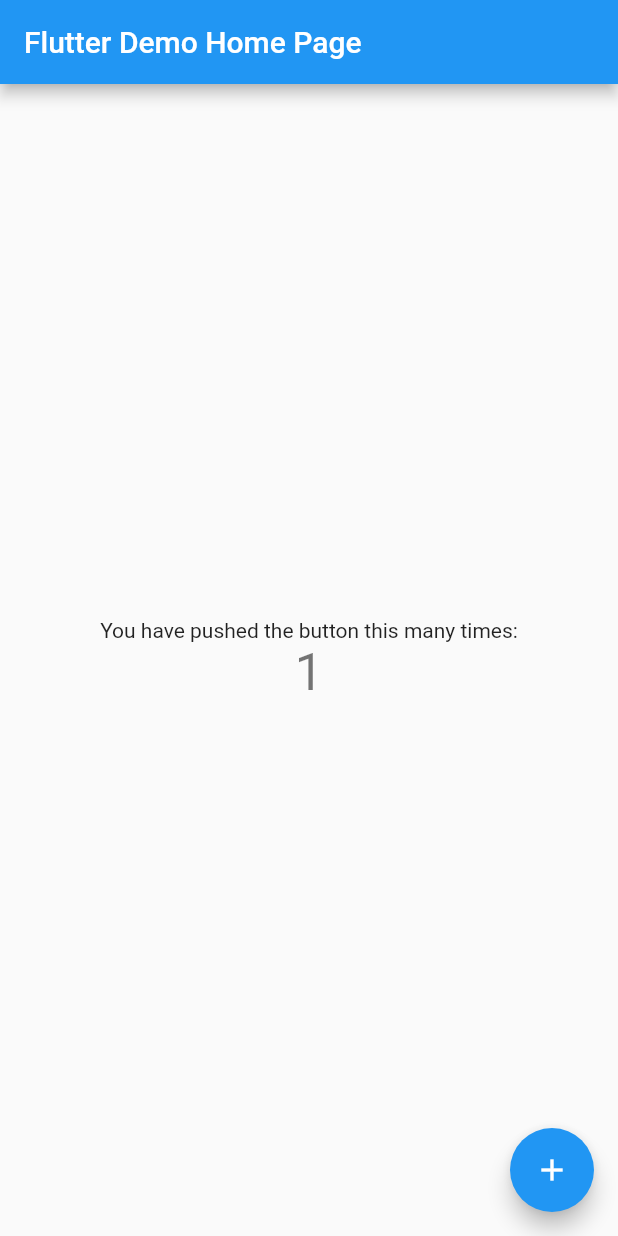
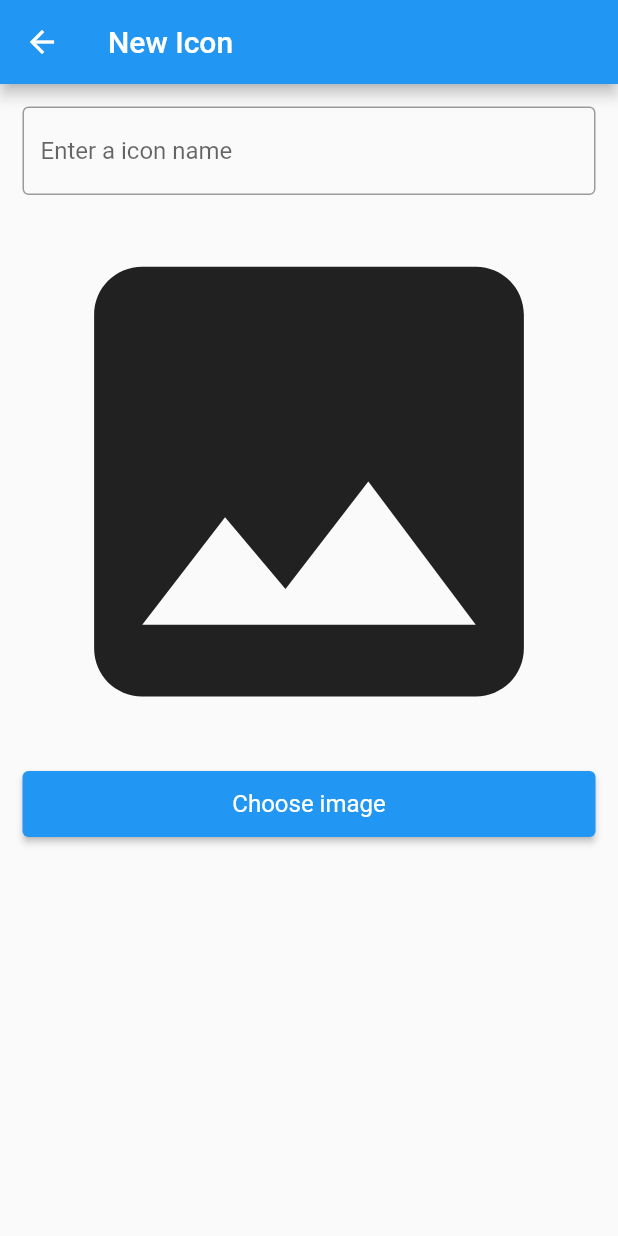
Before and after one commit to agaDeonix/flutter_widget_icon, a Flutter app: the screen it shows after launch, after a tap on the "add" icon, on a phone screen of 412 x 824 dp. Run offline on Flutter 3.47's test engine with Material 2 defaults, Android fonts, the phone set to English and light mode, and no system bars; network calls fail.

Commit message:
started adding layouts;

```diff
--- a/lib/main.dart
+++ b/lib/main.dart
@@ -1,4 +1,6 @@
 import 'package:flutter/material.dart';
+import 'package:widget_icon/ui/newWidget/new_icon.dart';
+import 'package:widget_icon/ui/widgets_list/widgets_list.dart';
 
 void main() {
   runApp(MyApp());
@@ -9,7 +11,14 @@
   @override
   Widget build(BuildContext context) {
     return MaterialApp(
-      title: 'Flutter Demo',
+      title: 'Widget icon',
+      initialRoute: '/',
+      routes: {
+        // When navigating to the "/" route, build the FirstScreen widget.
+        '/': (context) => WidgetsListScreen(),
+        // When navigating to the "/second" route, build the SecondScreen widget.
+        '/add_new': (context) => NewIconScreen(),
+      },
       theme: ThemeData(
         // This is the theme of your application.
         //
@@ -22,92 +31,6 @@
         // is not restarted.
         primarySwatch: Colors.blue,
       ),
-      home: MyHomePage(title: 'Flutter Demo Home Page'),
     );
   }
 }
-
-class MyHomePage extends StatefulWidget {
-  MyHomePage({Key? key, required this.title}) : super(key: key);
-
-  // This widget is the home page of your application. It is stateful, meaning
-  // that it has a State object (defined below) that contains fields that affect
-  // how it looks.
-
-  // This class is the configuration for the state. It holds the values (in this
-  // case the title) provided by the parent (in this case the App widget) and
-  // used by the build method of the State. Fields in a Widget subclass are
-  // always marked "final".
-
-  final String title;
-
-  @override
-  _MyHomePageState createState() => _MyHomePageState();
-}
-
-class _MyHomePageState extends State<MyHomePage> {
-  int _counter = 0;
-
-  void _incrementCounter() {
-    setState(() {
-      // This call to setState tells the Flutter framework that something has
-      // changed in this State, which causes it to rerun the build method below
-      // so that the display can reflect the updated values. If we changed
-      // _counter without calling setState(), then the build method would not be
-      // called again, and so nothing would appear to happen.
-      _counter++;
-    });
-  }
-
-  @override
-  Widget build(BuildContext context) {
-    // This method is rerun every time setState is called, for instance as done
-    // by the _incrementCounter method above.
-    //
-    // The Flutter framework has been optimized to make rerunning build methods
-    // fast, so that you can just rebuild anything that needs updating rather
-    // than having to individually change instances of widgets.
-    return Scaffold(
-      appBar: AppBar(
-        // Here we take the value from the MyHomePage object that was created by
-        // the App.build method, and use it to set our appbar title.
-        title: Text(widget.title),
-      ),
-      body: Center(
-        // Center is a layout widget. It takes a single child and positions it
-        // in the middle of the parent.
-        child: Column(
-          // Column is also a layout widget. It takes a list of children and
-          // arranges them vertically. By default, it sizes itself to fit its
-          // children horizontally, and tries to be as tall as its parent.
-          //
-          // Invoke "debug painting" (press "p" in the console, choose the
-          // "Toggle Debug Paint" action from the Flutter Inspector in Android
-          // Studio, or the "Toggle Debug Paint" command in Visual Studio Code)
-          // to see the wireframe for each widget.
-          //
-          // Column has various properties to control how it sizes itself and
-          // how it positions its children. Here we use mainAxisAlignment to
-          // center the children vertically; the main axis here is the vertical
-          // axis because Columns are vertical (the cross axis would be
-          // horizontal).
-          mainAxisAlignment: MainAxisAlignment.center,
-          children: <Widget>[
-            Text(
-              'You have pushed the button this many times:',
-            ),
-            Text(
-              '$_counter',
-              style: Theme.of(context).textTheme.headline4,
-            ),
-          ],
-        ),
-      ),
-      floatingActionButton: FloatingActionButton(
-        onPressed: _incrementCounter,
-        tooltip: 'Increment',
-        child: Icon(Icons.add),
-      ), // This trailing comma makes auto-formatting nicer for build methods.
-    );
-  }
-}
--- /dev/null
+++ b/lib/ui/newWidget/new_icon.dart
@@ -0,0 +1,67 @@
+import 'package:flutter/material.dart';
+
+class NewIconScreen extends StatefulWidget {
+  @override
+  _NewIconScreenState createState() => _NewIconScreenState();
+}
+
+class _NewIconScreenState extends State<NewIconScreen> {
+  @override
+  Widget build(BuildContext context) {
+    // This method is rerun every time setState is called, for instance as done
+    // by the _incrementCounter method above.
+    //
+    // The Flutter framework has been optimized to make rerunning build methods
+    // fast, so that you can just rebuild anything that needs updating rather
+    // than having to individually change instances of widgets.
+    return Scaffold(
+      appBar: AppBar(
+        // Here we take the value from the MyHomePage object that was created by
+        // the App.build method, and use it to set our appbar title.
+        title: Text("New Icon"),
+        leading: IconButton(
+          icon: Icon(Icons.arrow_back, color: Colors.white),
+          onPressed: () => Navigator.of(context).pop(),
+        ),
+      ),
+      body: Padding(
+        padding: const EdgeInsets.all(15.0),
+        child: Column(
+          // Column is also a layout widget. It takes a list of children and
+          // arranges them vertically. By default, it sizes itself to fit its
+          // children horizontally, and tries to be as tall as its parent.
+          //
+          // Invoke "debug painting" (press "p" in the console, choose the
+          // "Toggle Debug Paint" action from the Flutter Inspector in Android
+          // Studio, or the "Toggle Debug Paint" command in Visual Studio Code)
+          // to see the wireframe for each widget.
+          //
+          // Column has various properties to control how it sizes itself and
+          // how it positions its children. Here we use mainAxisAlignment to
+          // center the children vertically; the main axis here is the vertical
+          // axis because Columns are vertical (the cross axis would be
+          // horizontal).
+          children: <Widget>[
+            TextField(
+              decoration: InputDecoration(
+                  border: OutlineInputBorder(), hintText: 'Enter a icon name'),
+            ),
+            new LayoutBuilder(builder: (context, constraint) {
+              return Icon(
+                Icons.image,
+                size: constraint.biggest.width,
+              );
+            }),
+            ElevatedButton(
+              style: ElevatedButton.styleFrom(
+                  textStyle: const TextStyle(fontSize: 16),
+                  minimumSize: Size(double.infinity, 44)),
+              onPressed: () => {},
+              child: Text('Choose image'),
+            )
+          ],
+        ),
+      ), // This trailing comma makes auto-formatting nicer for build methods.
+    );
+  }
+}
--- /dev/null
+++ b/lib/ui/widgets_list/widgets_list.dart
@@ -0,0 +1,101 @@
+import 'package:flutter/cupertino.dart';
+import 'package:flutter/material.dart';
+
+class WidgetsListScreen extends StatefulWidget {
+  @override
+  _WidgetsListScreenState createState() => _WidgetsListScreenState();
+}
+
+class _WidgetsListScreenState extends State<WidgetsListScreen> {
+  int _counter = 10;
+
+  void _incrementCounter() {
+    Navigator.pushNamed(context, '/add_new');
+  }
+
+  @override
+  Widget build(BuildContext context) {
+    // This method is rerun every time setState is called, for instance as done
+    // by the _incrementCounter method above.
+    //
+    // The Flutter framework has been optimized to make rerunning build methods
+    // fast, so that you can just rebuild anything that needs updating rather
+    // than having to individually change instances of widgets.
+    return Scaffold(
+      appBar: AppBar(
+        // Here we take the value from the MyHomePage object that was created by
+        // the App.build method, and use it to set our appbar title.
+        title: Text("Widgets list"),
+      ),
+      body: Center(
+        // Center is a layout widget. It takes a single child and positions it
+        // in the middle of the parent.
+        child: _counter == 0 ? _initEmpty() : _initList(),
+      ),
+      floatingActionButton: FloatingActionButton(
+        onPressed: _incrementCounter,
+        tooltip: 'Increment',
+        child: Icon(Icons.add),
+      ), // This trailing comma makes auto-formatting nicer for build methods.
+    );
+  }
+
+  Widget _initEmpty() {
+    return Column(
+      // Column is also a layout widget. It takes a list of children and
+      // arranges them vertically. By default, it sizes itself to fit its
+      // children horizontally, and tries to be as tall as its parent.
+      //
+      // Invoke "debug painting" (press "p" in the console, choose the
+      // "Toggle Debug Paint" action from the Flutter Inspector in Android
+      // Studio, or the "Toggle Debug Paint" command in Visual Studio Code)
+      // to see the wireframe for each widget.
+      //
+      // Column has various properties to control how it sizes itself and
+      // how it positions its children. Here we use mainAxisAlignment to
+      // center the children vertically; the main axis here is the vertical
+      // axis because Columns are vertical (the cross axis would be
+      // horizontal).
+      mainAxisAlignment: MainAxisAlignment.center,
+      children: <Widget>[
+        Text(
+          'You haven\'t added icons,\npush on "+" button for adding new Icon',
+          textAlign: TextAlign.center,
+        ),
+      ],
+    );
+  }
+
+  Widget _initList() {
+    final items = List<Widget>.generate(_counter, (i) => _initItem(i));
+    return ListView(
+      children: items,
+    );
+  }
+
+  Widget _initItem(int i) {
+    return Card(
+      margin: EdgeInsets.all(10),
+      elevation: 4,
+      child: Padding(
+        padding: const EdgeInsets.all(8.0),
+        child: Row(
+          children: [
+            Image.network(
+                'https://flutter.github.io/assets-for-api-docs/assets/widgets/owl-2.jpg',
+                width: 50,
+                height: 50),
+            Expanded(
+              flex: 1,
+              child: Padding(
+                padding: const EdgeInsets.fromLTRB(8.0, 0, 0, 0),
+                child: Text("Icon " + (i + 1).toString()),
+              ),
+            ),
+            Icon(Icons.chevron_right, color: Colors.black38, size: 25.0,)
+          ],
+        ),
+      ),
+    );
+  }
+}
```
